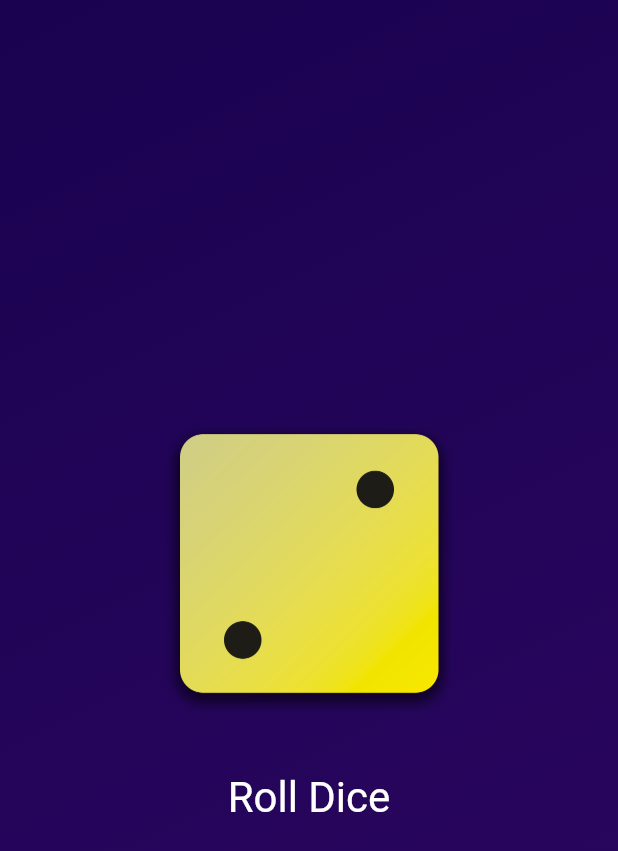
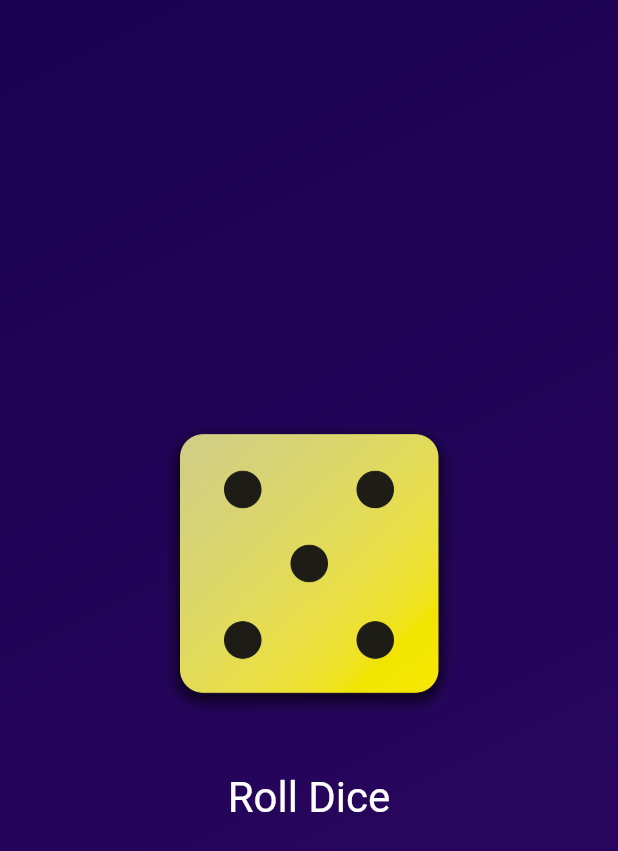
Before and after one commit to beyongbell/first_app, a Flutter app: the screen it shows after launch, after a tap on "Roll Dice", on a phone screen of 412 x 824 dp. Shown: the top 851 px of the screen. Run offline on Flutter 3.47's test engine with Material 3 defaults, Android fonts, the phone set to English and light mode, and no system bars.

Commit message:
Success Dice Random

```diff
--- /dev/null
+++ b/lib/dice_roller.dart
@@ -0,0 +1,46 @@
+import 'dart:math';
+
+import 'package:flutter/material.dart';
+
+final randommizer = Random();
+
+class DiceRoller extends StatefulWidget {
+  const DiceRoller({super.key});
+  @override
+  State<StatefulWidget> createState() {
+    return _DiceRollerState();
+  }
+}
+
+class _DiceRollerState extends State<DiceRoller> {
+  var currentDiceRoll = 2;
+
+  void rollDice() {
+    setState(() {
+      currentDiceRoll = randommizer.nextInt(6) + 1;
+    });
+  }
+
+  @override
+  Widget build(BuildContext context) {
+    return Column(
+      mainAxisSize: MainAxisSize.min,
+      children: [
+        Image.asset(
+          'assets/images/dice-$currentDiceRoll.png',
+          width: 200,
+        ),
+        const SizedBox(height: 20),
+        TextButton(
+          onPressed: rollDice,
+          style: TextButton.styleFrom(
+            padding: const EdgeInsets.only(top: 20),
+            foregroundColor: Colors.white,
+            textStyle: const TextStyle(fontSize: 28),
+          ),
+          child: const Text('Roll Dice'),
+        )
+      ],
+    );
+  }
+}
--- a/lib/gradient_container.dart
+++ b/lib/gradient_container.dart
@@ -1,4 +1,5 @@
 import 'package:flutter/material.dart';
+import 'package:first_app/dice_roller.dart';
 
 const startAlignment = Alignment.topLeft;
 const endAlignment = Alignment.bottomRight;
@@ -13,10 +14,6 @@ class GradientContainer extends StatelessWidget {
   final Color color1;
   final Color color2;
 
-  void rollDice() {
-    //...
-  }
-
   @override
   Widget build(context) {
     return Container(
@@ -27,26 +24,8 @@ class GradientContainer extends StatelessWidget {
           end: endAlignment,
         ),
       ),
-      child: Center(
-        child: Column(
-          mainAxisSize: MainAxisSize.min,
-          children: [
-            Image.asset(
-              'assets/images/dice-2.png',
-              width: 200,
-            ),
-            const SizedBox(height: 20),
-            TextButton(
-              onPressed: rollDice,
-              style: TextButton.styleFrom(
-                padding: const EdgeInsets.only(top: 20),
-                foregroundColor: Colors.white,
-                textStyle: const TextStyle(fontSize: 28),
-              ),
-              child: const Text('Roll Dice'),
-            )
-          ],
-        ),
+      child: const Center(
+        child: DiceRoller(),
       ),
     );
   }
```
